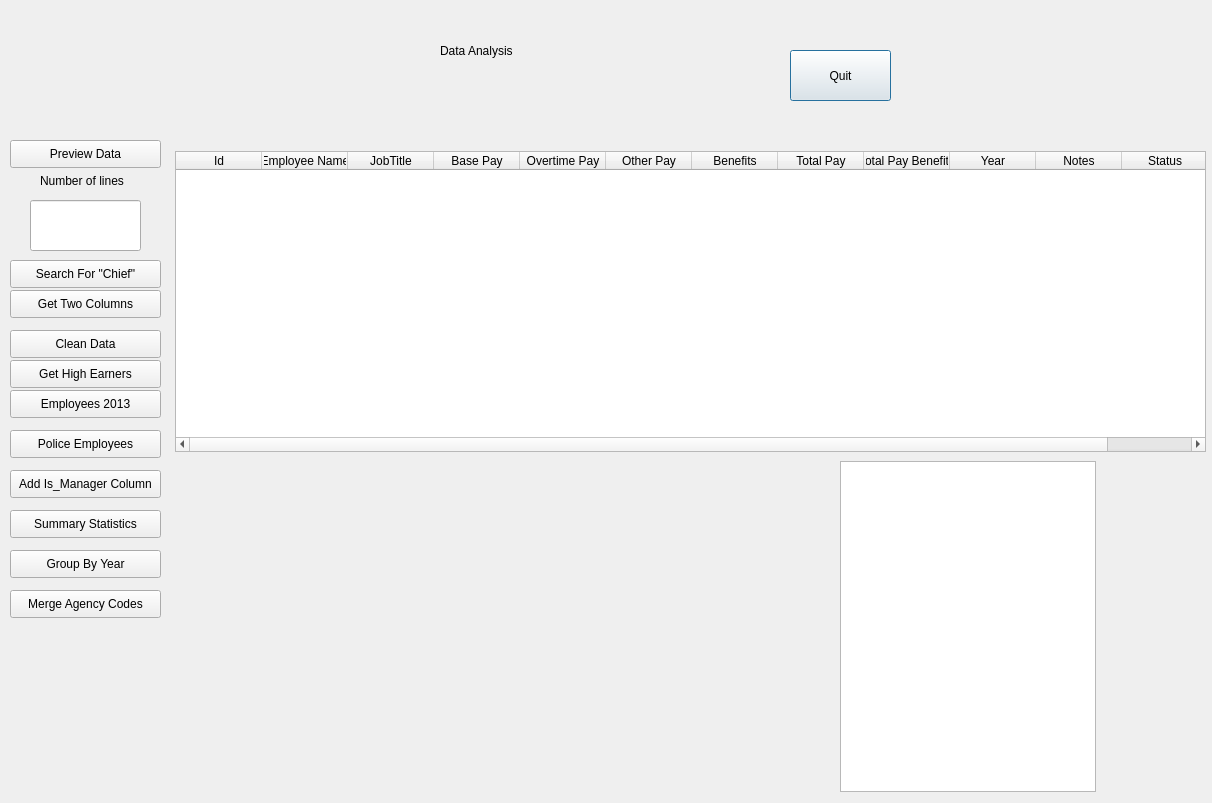
This is interface.ui in Aymen-Ab-26/Data-Analysis-Python- as Qt 5 draws it before an edit. The edited form follows.
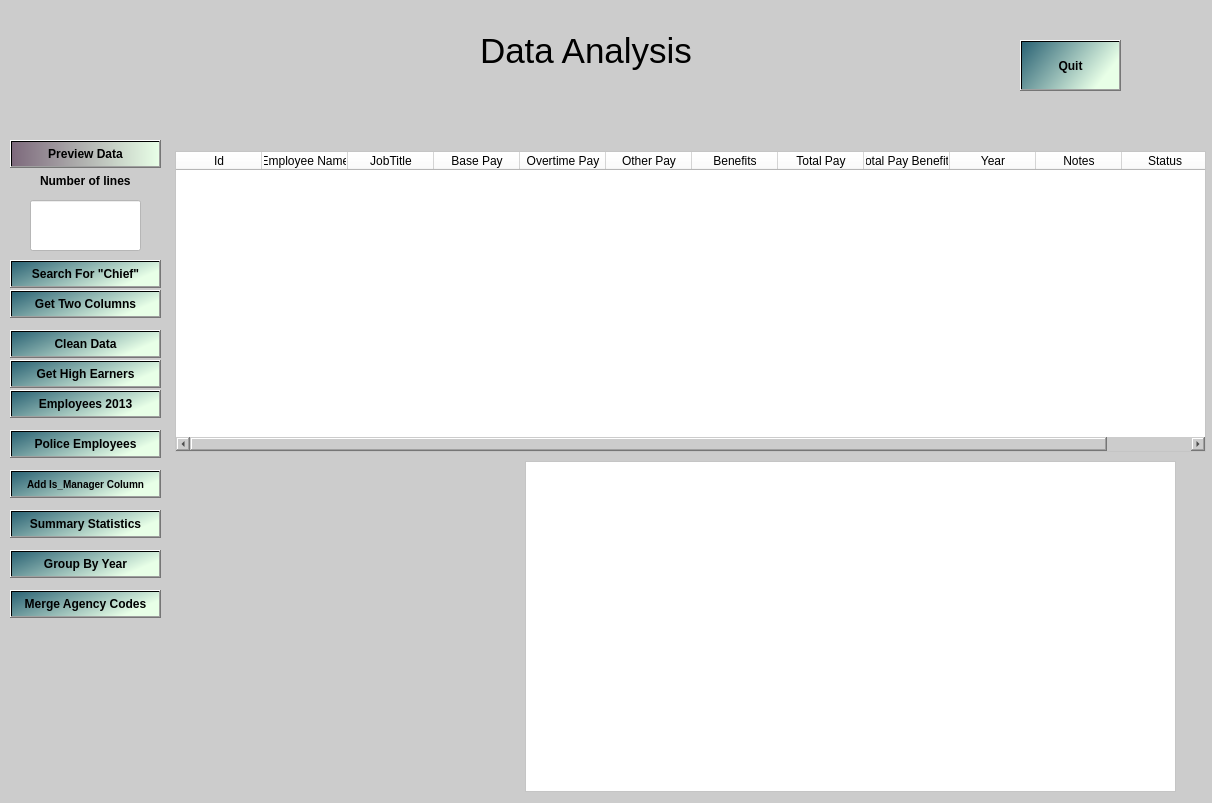
This is the edited form.

```diff
--- a/interface.ui
+++ b/interface.ui
@@ -10,18 +10,37 @@
     <height>803</height>
    </rect>
   </property>
+  <property name="font">
+   <font>
+    <weight>75</weight>
+    <bold>true</bold>
+   </font>
+  </property>
   <property name="windowTitle">
    <string>Dialog</string>
   </property>
+  <property name="styleSheet">
+   <string notr="true">background-color:rgb(204, 204, 204);
+</string>
+  </property>
   <widget class="QPushButton" name="b_quit">
    <property name="geometry">
     <rect>
-     <x>790</x>
-     <y>50</y>
+     <x>1020</x>
+     <y>40</y>
      <width>101</width>
      <height>51</height>
     </rect>
    </property>
+   <property name="font">
+    <font>
+     <weight>75</weight>
+     <bold>true</bold>
+    </font>
+   </property>
+   <property name="styleSheet">
+    <string notr="true">background:qlineargradient(spread:pad, x1:0, y1:0, x2:0.99, y2:0.375, stop:0 rgba(42, 98, 116, 255), stop:1 rgba(232, 255, 231, 255));</string>
+   </property>
    <property name="text">
     <string>Quit</string>
    </property>
@@ -35,6 +54,15 @@
      <height>28</height>
     </rect>
    </property>
+   <property name="font">
+    <font>
+     <weight>75</weight>
+     <bold>true</bold>
+    </font>
+   </property>
+   <property name="styleSheet">
+    <string notr="true">background:qlineargradient(spread:pad, x1:0, y1:0, x2:1, y2:0, stop:0 rgba(125, 105, 124, 255), stop:1 rgba(232, 255, 231, 255));</string>
+   </property>
    <property name="text">
     <string>Preview Data</string>
    </property>
@@ -48,6 +76,15 @@
      <height>28</height>
     </rect>
    </property>
+   <property name="font">
+    <font>
+     <weight>75</weight>
+     <bold>true</bold>
+    </font>
+   </property>
+   <property name="styleSheet">
+    <string notr="true">background:qlineargradient(spread:pad, x1:0, y1:0, x2:0.99, y2:0.375, stop:0 rgba(42, 98, 116, 255), stop:1 rgba(232, 255, 231, 255))</string>
+   </property>
    <property name="text">
     <string>Search For "Chief"</string>
    </property>
@@ -61,6 +98,15 @@
      <height>28</height>
     </rect>
    </property>
+   <property name="font">
+    <font>
+     <weight>75</weight>
+     <bold>true</bold>
+    </font>
+   </property>
+   <property name="styleSheet">
+    <string notr="true">background:qlineargradient(spread:pad, x1:0, y1:0, x2:0.99, y2:0.375, stop:0 rgba(42, 98, 116, 255), stop:1 rgba(232, 255, 231, 255))</string>
+   </property>
    <property name="text">
     <string>Clean Data</string>
    </property>
@@ -74,6 +120,15 @@
      <height>28</height>
     </rect>
    </property>
+   <property name="font">
+    <font>
+     <weight>75</weight>
+     <bold>true</bold>
+    </font>
+   </property>
+   <property name="styleSheet">
+    <string notr="true">background:qlineargradient(spread:pad, x1:0, y1:0, x2:0.99, y2:0.375, stop:0 rgba(42, 98, 116, 255), stop:1 rgba(232, 255, 231, 255))</string>
+   </property>
    <property name="text">
     <string>Get Two Columns</string>
    </property>
@@ -87,6 +142,15 @@
      <height>28</height>
     </rect>
    </property>
+   <property name="font">
+    <font>
+     <weight>75</weight>
+     <bold>true</bold>
+    </font>
+   </property>
+   <property name="styleSheet">
+    <string notr="true">background:qlineargradient(spread:pad, x1:0, y1:0, x2:0.99, y2:0.375, stop:0 rgba(42, 98, 116, 255), stop:1 rgba(232, 255, 231, 255))</string>
+   </property>
    <property name="text">
     <string>Get High Earners</string>
    </property>
@@ -100,6 +164,15 @@
      <height>28</height>
     </rect>
    </property>
+   <property name="font">
+    <font>
+     <weight>75</weight>
+     <bold>true</bold>
+    </font>
+   </property>
+   <property name="styleSheet">
+    <string notr="true">background:qlineargradient(spread:pad, x1:0, y1:0, x2:0.99, y2:0.375, stop:0 rgba(42, 98, 116, 255), stop:1 rgba(232, 255, 231, 255))</string>
+   </property>
    <property name="text">
     <string>Police Employees</string>
    </property>
@@ -113,6 +186,19 @@
      <height>28</height>
     </rect>
    </property>
+   <property name="font">
+    <font>
+     <pointsize>-1</pointsize>
+     <weight>75</weight>
+     <italic>false</italic>
+     <bold>true</bold>
+    </font>
+   </property>
+   <property name="styleSheet">
+    <string notr="true">background:qlineargradient(spread:pad, x1:0, y1:0, x2:0.99, y2:0.375, stop:0 rgba(42, 98, 116, 255), stop:1 rgba(232, 255, 231, 255));
+font:10px;
+font-weight:bold;</string>
+   </property>
    <property name="text">
     <string>Add Is_Manager Column</string>
    </property>
@@ -126,6 +212,16 @@
      <height>28</height>
     </rect>
    </property>
+   <property name="font">
+    <font>
+     <weight>75</weight>
+     <bold>true</bold>
+    </font>
+   </property>
+   <property name="styleSheet">
+    <string notr="true">background:qlineargradient(spread:pad, x1:0, y1:0, x2:0.99, y2:0.375, stop:0 rgba(42, 98, 116, 255), stop:1 rgba(232, 255, 231, 255));
+font-weight:bold;</string>
+   </property>
    <property name="text">
     <string>Summary Statistics</string>
    </property>
@@ -139,6 +235,15 @@
      <height>28</height>
     </rect>
    </property>
+   <property name="font">
+    <font>
+     <weight>75</weight>
+     <bold>true</bold>
+    </font>
+   </property>
+   <property name="styleSheet">
+    <string notr="true">background:qlineargradient(spread:pad, x1:0, y1:0, x2:0.99, y2:0.375, stop:0 rgba(42, 98, 116, 255), stop:1 rgba(232, 255, 231, 255));</string>
+   </property>
    <property name="text">
     <string>Group By Year</string>
    </property>
@@ -152,6 +257,15 @@
      <height>28</height>
     </rect>
    </property>
+   <property name="font">
+    <font>
+     <weight>75</weight>
+     <bold>true</bold>
+    </font>
+   </property>
+   <property name="styleSheet">
+    <string notr="true">background:qlineargradient(spread:pad, x1:0, y1:0, x2:0.99, y2:0.375, stop:0 rgba(42, 98, 116, 255), stop:1 rgba(232, 255, 231, 255));</string>
+   </property>
    <property name="text">
     <string>Merge Agency Codes</string>
    </property>
@@ -165,6 +279,15 @@
      <height>28</height>
     </rect>
    </property>
+   <property name="font">
+    <font>
+     <weight>75</weight>
+     <bold>true</bold>
+    </font>
+   </property>
+   <property name="styleSheet">
+    <string notr="true">background:qlineargradient(spread:pad, x1:0, y1:0, x2:0.99, y2:0.375, stop:0 rgba(42, 98, 116, 255), stop:1 rgba(232, 255, 231, 255))</string>
+   </property>
    <property name="text">
     <string>Employees 2013</string>
    </property>
@@ -172,12 +295,21 @@
   <widget class="QLabel" name="label">
    <property name="geometry">
     <rect>
-     <x>440</x>
+     <x>480</x>
      <y>30</y>
-     <width>151</width>
+     <width>281</width>
      <height>41</height>
     </rect>
    </property>
+   <property name="font">
+    <font>
+     <pointsize>-1</pointsize>
+    </font>
+   </property>
+   <property name="styleSheet">
+    <string notr="true">font-size:35px;
+background:transparent;</string>
+   </property>
    <property name="text">
     <string>Data Analysis</string>
    </property>
@@ -191,6 +323,9 @@
      <height>301</height>
     </rect>
    </property>
+   <property name="styleSheet">
+    <string notr="true">background-color:white;</string>
+   </property>
    <attribute name="horizontalHeaderDefaultSectionSize">
     <number>86</number>
    </attribute>
@@ -258,12 +393,15 @@
   <widget class="QListWidget" name="lw">
    <property name="geometry">
     <rect>
-     <x>840</x>
+     <x>525</x>
      <y>461</y>
-     <width>256</width>
+     <width>651</width>
      <height>331</height>
     </rect>
    </property>
+   <property name="styleSheet">
+    <string notr="true">background-color:white;</string>
+   </property>
   </widget>
   <widget class="QLineEdit" name="le_lines">
    <property name="geometry">
@@ -274,6 +412,9 @@
      <height>51</height>
     </rect>
    </property>
+   <property name="styleSheet">
+    <string notr="true">background-color:white;</string>
+   </property>
   </widget>
   <widget class="QLabel" name="label_2">
    <property name="geometry">
@@ -284,6 +425,9 @@
      <height>41</height>
     </rect>
    </property>
+   <property name="styleSheet">
+    <string notr="true">background-color:transparent;</string>
+   </property>
    <property name="text">
     <string>Number of lines</string>
    </property>
```
Left out of the diff: 2 changed lines with no effect on the pictures.
